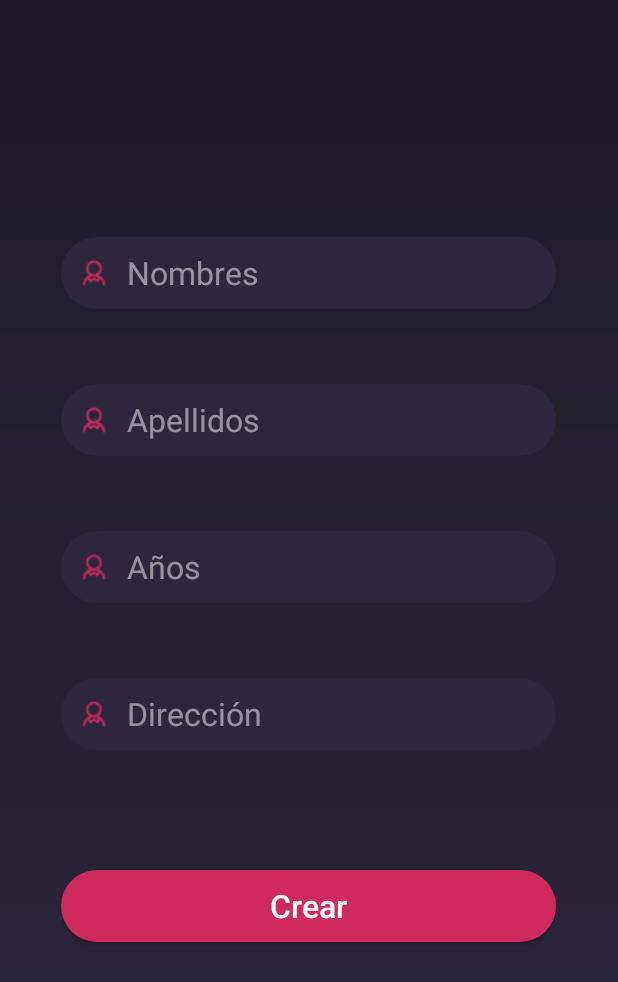
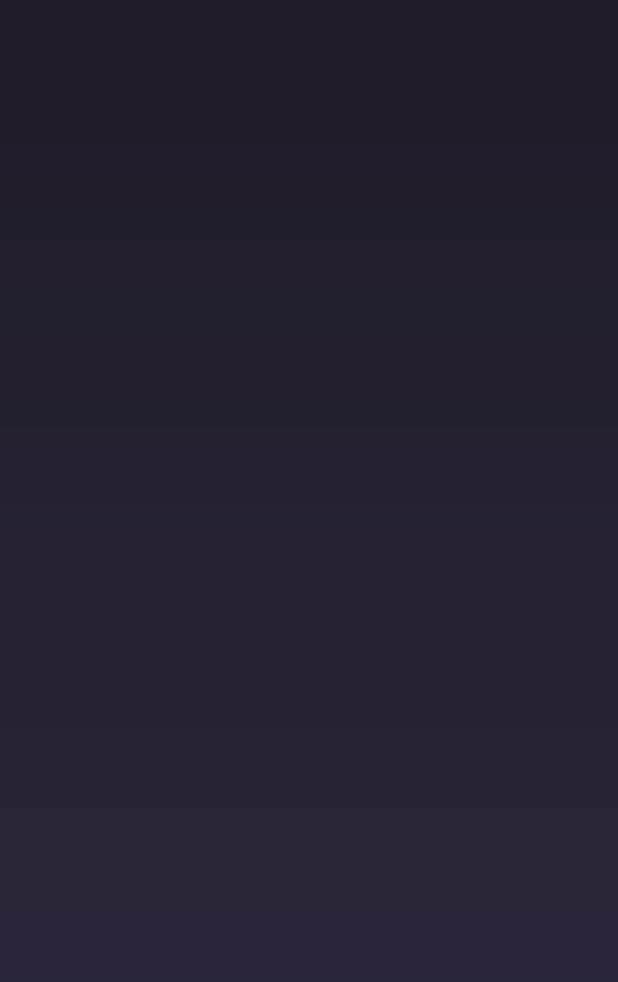
Before and after one commit to Lutimi/TeleAppMobile, an Android app: the layout home_main.xml on its own in the app's theme, with its tools: preview values and no code run, on a phone screen of 412 x 824 dp. Shown: the top 982 px of the screen. Run offline under Robolectric (Android 15) with nearby library versions, the phone set to English and light mode, and no system bars.

```diff
--- a/app/src/main/res/layout/home_main.xml
+++ b/app/src/main/res/layout/home_main.xml
@@ -17,80 +17,6 @@
         android:layout_marginBottom="20dp"
         android:orientation="vertical">
 
-        <EditText
-            android:id="@+id/firstname"
-            android:layout_width="match_parent"
-            android:layout_height="48dp"
-            android:layout_marginBottom="50dp"
-            android:background="@drawable/edit_text_background"
-            android:drawableStart="@drawable/ic_user"
-            android:drawablePadding="10dp"
-            android:ems="10"
-            android:hint="Nombres"
-            android:inputType="textPersonName"
-            android:padding="10dp"
-            android:textColor="@color/white"
-            android:textColorHint="@color/hint_color"
-            android:textSize="21sp" />
-
-        <EditText
-            android:id="@+id/lastname"
-            android:layout_width="match_parent"
-            android:layout_height="48dp"
-            android:layout_marginBottom="50dp"
-            android:background="@drawable/edit_text_background"
-            android:drawableStart="@drawable/ic_user"
-            android:drawablePadding="10dp"
-            android:ems="10"
-            android:hint="Apellidos"
-            android:inputType="textPersonName"
-            android:padding="10dp"
-            android:textColor="@color/white"
-            android:textColorHint="@color/hint_color"
-            android:textSize="21sp" />
-
-        <EditText
-            android:id="@+id/age"
-            android:layout_width="match_parent"
-            android:layout_height="48dp"
-            android:layout_marginBottom="50dp"
-            android:background="@drawable/edit_text_background"
-            android:drawableStart="@drawable/ic_user"
-            android:drawablePadding="10dp"
-            android:ems="10"
-            android:hint="Años"
-            android:inputType="textPersonName"
-            android:padding="10dp"
-            android:textColor="@color/white"
-            android:textColorHint="@color/hint_color"
-            android:textSize="21sp" />
-
-        <EditText
-            android:id="@+id/address"
-            android:layout_width="match_parent"
-            android:layout_height="48dp"
-            android:layout_marginBottom="80dp"
-            android:background="@drawable/edit_text_background"
-            android:drawableStart="@drawable/ic_user"
-            android:drawablePadding="10dp"
-            android:ems="10"
-            android:hint="Dirección"
-            android:inputType="textPersonName"
-            android:padding="10dp"
-            android:textColor="@color/white"
-            android:textColorHint="@color/hint_color"
-            android:textSize="21sp" />
-
-        <Button
-            android:id="@+id/login"
-            android:layout_width="match_parent"
-            android:layout_height="48dp"
-            android:layout_marginBottom="20dp"
-            android:background="@drawable/button_background"
-            android:text="Crear"
-            android:textAllCaps="false"
-            android:textColor="@color/white"
-            android:textSize="21sp" />
     </LinearLayout>
 
 </RelativeLayout>
--- /dev/null
+++ b/app/src/main/res/menu/button_menu.xml
@@ -0,0 +1,25 @@
+<?xml version="1.0" encoding="utf-8"?>
+<menu xmlns:android="http://schemas.android.com/apk/res/android">
+    <item
+        android:id="@+id/item_stores"
+        android:icon="@mipmap/ic_launcher"
+        android:iconTint="@color/colorAccent"
+        android:title="Tiendas" />
+    <item
+        android:id="@+id/item_favorites"
+        android:visible="false"
+        android:icon="@mipmap/ic_launcher"
+        android:title="Favoritos" />
+    <item
+        android:id="@+id/item_orders"
+        android:icon="@mipmap/ic_launcher"
+        android:title="Pedidos" />
+    <item
+        android:id="@+id/item_shopping"
+        android:icon="@mipmap/ic_launcher"
+        android:title="Compras" />
+    <item
+        android:id="@+id/item_profile"
+        android:icon="@mipmap/ic_launcher"
+        android:title="Perfil" />
+</menu>
```
